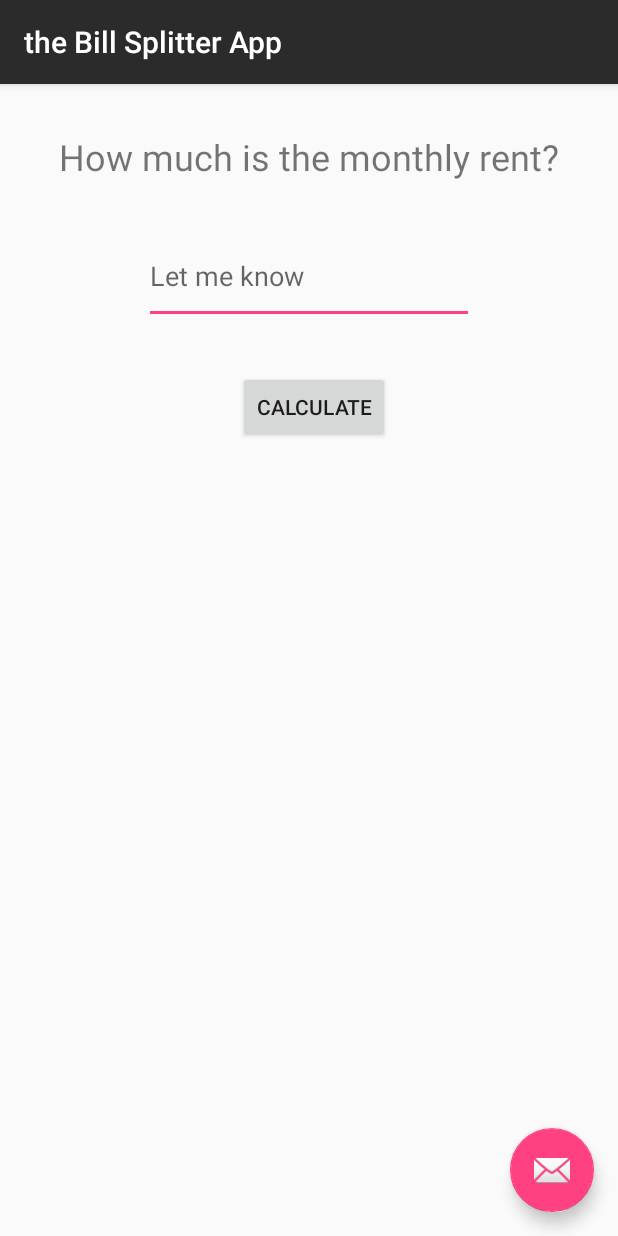
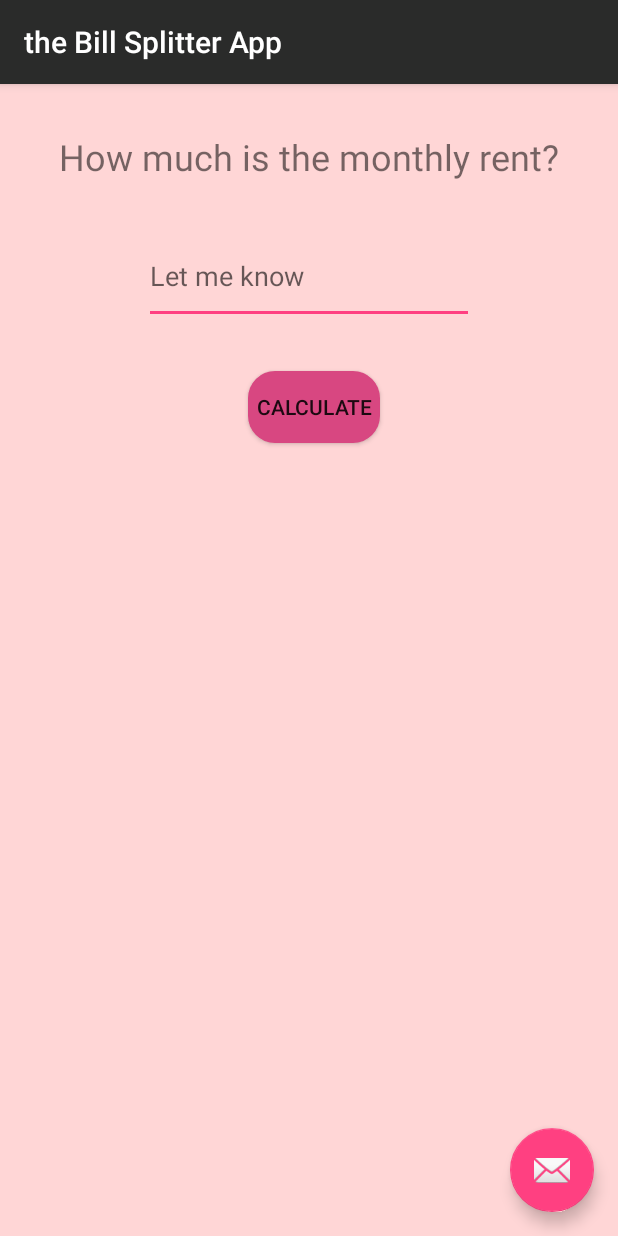
Before and after one commit to Lena900925/myFirstAndroidApp, an Android app: the CalculatorActivity screen opened directly, with no data from a screen before it, on a phone screen of 412 x 824 dp. Run offline under Robolectric (Android 15) with nearby library versions, the phone set to English and light mode, and no system bars.

Commit message:
Changed colors, but they seem to be not the best choice

```diff
--- /dev/null
+++ b/app/src/main/res/drawable/rounded_purple_button.xml
@@ -0,0 +1,11 @@
+<?xml version="1.0" encoding="utf-8"?>
+<shape xmlns:android="http://schemas.android.com/apk/res/android"
+    android:background="#3C2F37"
+    android:shape="rectangle">
+    <solid android:color="#D84781" /> <!--green-->
+    <corners
+        android:bottomLeftRadius="18dp"
+        android:bottomRightRadius="18dp"
+        android:topLeftRadius="18dp"
+        android:topRightRadius="18dp" />
+</shape>
--- a/app/src/main/res/layout/activity_login.xml
+++ b/app/src/main/res/layout/activity_login.xml
@@ -73,7 +73,7 @@
                 android:layout_marginTop="16dp"
                 android:text="@string/button_login"
                 android:textStyle="bold"
-                android:background = "@drawable/rounded_button"/>
+                android:background = "@drawable/rounded_green_button"/>
 
         </LinearLayout>
     </ScrollView>
--- a/app/src/main/res/layout/activity_registration.xml
+++ b/app/src/main/res/layout/activity_registration.xml
@@ -106,7 +106,7 @@
                 android:layout_marginTop="16dp"
                 android:text="@string/signUp"
                 android:textStyle="bold"
-                android:background="@drawable/rounded_button"/>
+                android:background="@drawable/rounded_green_button"/>
 
         </LinearLayout>
     </ScrollView>
--- a/app/src/main/res/layout/calculator.xml
+++ b/app/src/main/res/layout/calculator.xml
@@ -5,6 +5,7 @@
     android:orientation="vertical"
     android:layout_width="match_parent"
     android:layout_height="match_parent"
+    android:background="#FFD6D6"
     tools:context=".calculator.CalculatorActivity">
 
     <TextView
@@ -56,6 +57,7 @@
         app:layout_constraintHorizontal_bias="0.51"
         android:layout_marginTop="15dp"
         app:layout_constraintTop_toBottomOf="@+id/constraintLayout"
+        android:background="@drawable/rounded_purple_button"
         tools:ignore="RtlHardcoded" />
 
     <android.support.design.widget.FloatingActionButton
--- a/app/src/main/res/layout/content_main.xml
+++ b/app/src/main/res/layout/content_main.xml
@@ -4,7 +4,7 @@
     xmlns:tools="http://schemas.android.com/tools"
     android:layout_width="match_parent"
     android:layout_height="match_parent"
-    android:background="#F45B69"
+    android:background="#F08594"
     app:layout_behavior="@string/appbar_scrolling_view_behavior"
     tools:context=".MainActivity"
     tools:showIn="@layout/app_bar_main">
```
Also changed, not shown: app/src/main/res/drawable/rounded_green_button.xml (renamed from app/src/main/res/drawable/rounded_button.xml).
